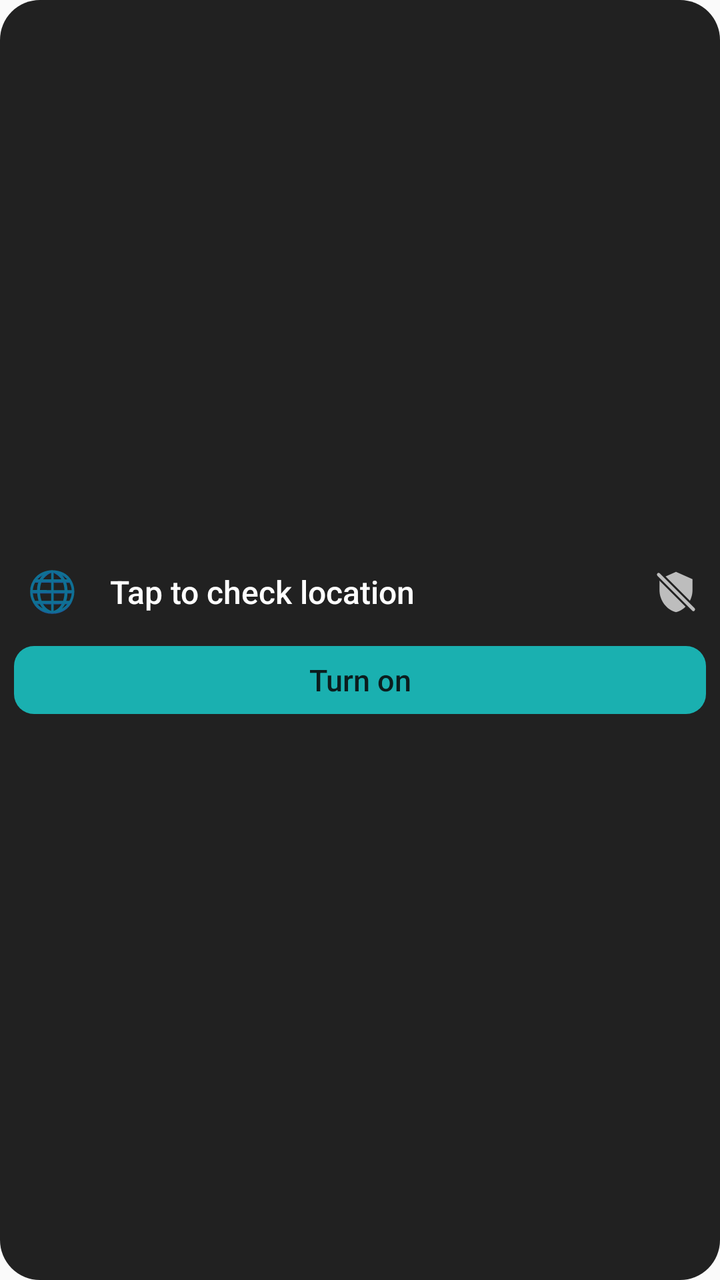
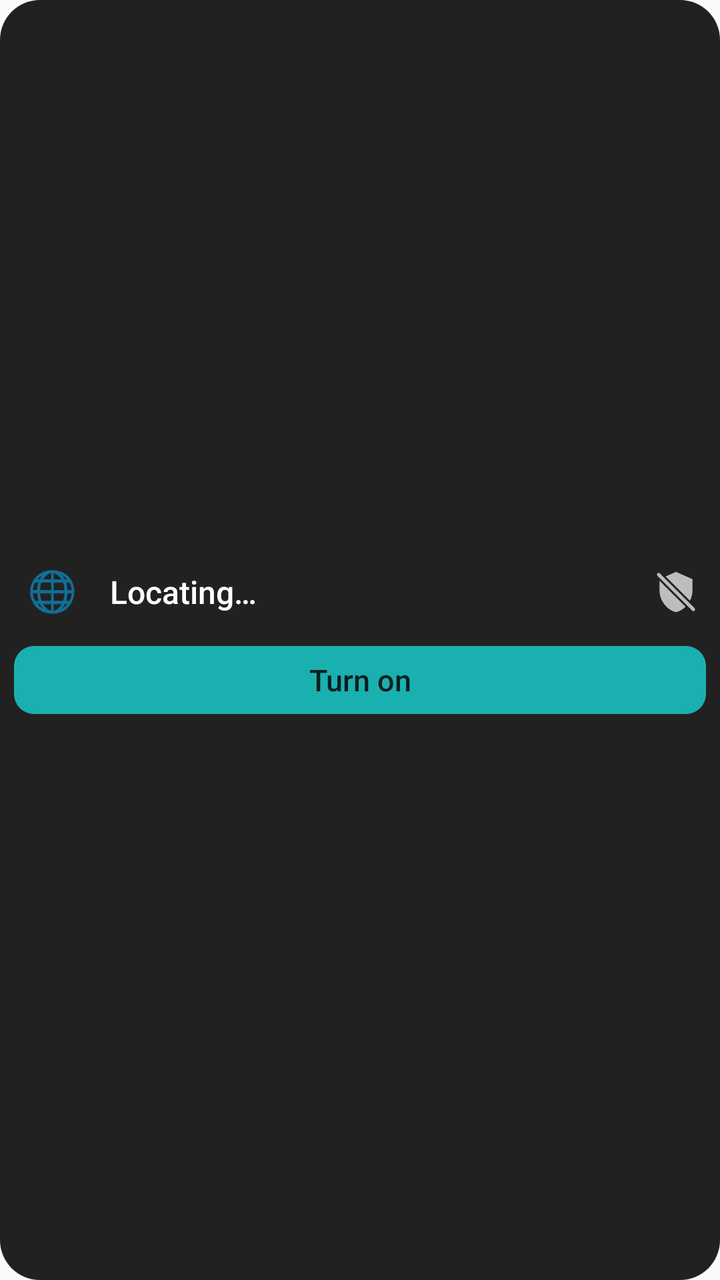

Compare the two renders of this Android layout. The source of the first and the diff that turns it into the second are given below.
<!-- AndroidManifest.xml: application theme AppTheme -->
<!-- res/layout/widget.xml -->
<?xml version="1.0" encoding="utf-8"?>
<LinearLayout xmlns:android="http://schemas.android.com/apk/res/android"
    android:id="@+id/widget_root"
    android:layout_width="match_parent"
    android:layout_height="match_parent"
    android:background="@drawable/widget_background"
    android:gravity="center_vertical"
    android:orientation="vertical"
    android:paddingHorizontal="7dp"
    android:paddingVertical="7dp">

    <LinearLayout
        android:id="@+id/widget_location_row"
        android:layout_width="match_parent"
        android:layout_height="26dp"
        android:gravity="center_vertical"
        android:orientation="horizontal">

        <ImageView
            android:id="@+id/widget_flag_image"
            android:layout_width="38dp"
            android:layout_height="26dp"
            android:importantForAccessibility="no"
            android:scaleType="fitCenter"
            android:visibility="gone" />

        <TextView
            android:id="@+id/widget_flag"
            android:layout_width="38dp"
            android:layout_height="26dp"
            android:gravity="center"
            android:includeFontPadding="false"
            android:text="🌐"
            android:textSize="20sp" />

        <TextView
            android:id="@+id/widget_location"
            android:layout_width="0dp"
            android:layout_height="wrap_content"
            android:layout_marginStart="10dp"
            android:layout_weight="1"
            android:ellipsize="end"
            android:fontFamily="sans-serif-medium"
            android:singleLine="true"
            android:text="@string/widget_tap_location"
            android:textColor="#FFFFFFFF"
            android:textSize="16sp" />

        <ImageView
            android:id="@+id/widget_shield"
            android:layout_width="22dp"
            android:layout_height="22dp"
            android:layout_marginStart="8dp"
            android:layout_marginEnd="4dp"
            android:contentDescription="@string/app_name"
            android:src="@drawable/ic_widget_shield_off" />
    </LinearLayout>

    <TextView
        android:id="@+id/widget_button"
        android:layout_width="match_parent"
        android:layout_height="34dp"
        android:layout_marginTop="14dp"
        android:background="@drawable/widget_button_on"
        android:fontFamily="sans-serif-medium"
        android:gravity="center"
        android:text="@string/turn_on"
        android:textColor="#FF0B1D1E"
        android:textSize="15sp" />
</LinearLayout>
<!-- resources referenced by this layout -->
<resources>
  <!-- drawable ic_widget_shield_off (drawable) -->
  <?xml version="1.0" encoding="utf-8"?>
  <vector xmlns:android="http://schemas.android.com/apk/res/android"
      android:width="24dp"
      android:height="24dp"
      android:viewportWidth="24"
      android:viewportHeight="24">
      <path
          android:fillColor="#FFBDBDBD"
          android:pathData="M12,1L3,5v6c0,5.55 3.84,10.74 9,12 5.16,-1.26 9,-6.45 9,-12V5L12,1z" />
      <path
          android:pathData="M2.5,2.5L21.5,21.5"
          android:strokeWidth="4"
          android:strokeColor="#FF212121"
          android:strokeLineCap="round" />
      <path
          android:pathData="M2.5,2.5L21.5,21.5"
          android:strokeWidth="1.8"
          android:strokeColor="#FFBDBDBD"
          android:strokeLineCap="round" />
  </vector>
  <!-- drawable widget_background (drawable) -->
  <?xml version="1.0" encoding="utf-8"?>
  <shape xmlns:android="http://schemas.android.com/apk/res/android" android:shape="rectangle">
      <solid android:color="#FF212121" />
      <corners android:radius="20dp" />
  </shape>
  <!-- drawable widget_button_on (drawable) -->
  <?xml version="1.0" encoding="utf-8"?>
  <shape xmlns:android="http://schemas.android.com/apk/res/android" android:shape="rectangle">
      <solid android:color="#FF1AB0B0" />
      <corners android:radius="10dp" />
  </shape>
  <string name="app_name">AdShield</string>
  <string name="turn_on">Turn on</string>
  <string name="widget_tap_location">Tap to check location</string>
  <style name="AppTheme" parent="android:Theme.Material.Light.NoActionBar">
          <item name="android:colorAccent">@color/accent</item>
          <item name="android:colorPrimary">@color/accent</item>
          <item name="android:statusBarColor">@android:color/transparent</item>
          <item name="android:windowLightStatusBar">true</item>
      </style>
  <color name="accent">#1E88E5</color>
</resources>

<!-- the commit's change to res/layout/widget.xml (unified diff, before → after) -->
@@ -42,7 +42,7 @@
             android:ellipsize="end"
             android:fontFamily="sans-serif-medium"
             android:singleLine="true"
-            android:text="@string/widget_tap_location"
+            android:text="@string/widget_locating"
             android:textColor="#FFFFFFFF"
             android:textSize="16sp" />
 
<!-- resource entries referenced after the edit -->
@@ -35,7 +35,7 @@
   </shape>
   <string name="app_name">AdShield</string>
   <string name="turn_on">Turn on</string>
-  <string name="widget_tap_location">Tap to check location</string>
+  <string name="widget_locating">Locating…</string>
   <style name="AppTheme" parent="android:Theme.Material.Light.NoActionBar">
           <item name="android:colorAccent">@color/accent</item>
           <item name="android:colorPrimary">@color/accent</item>
